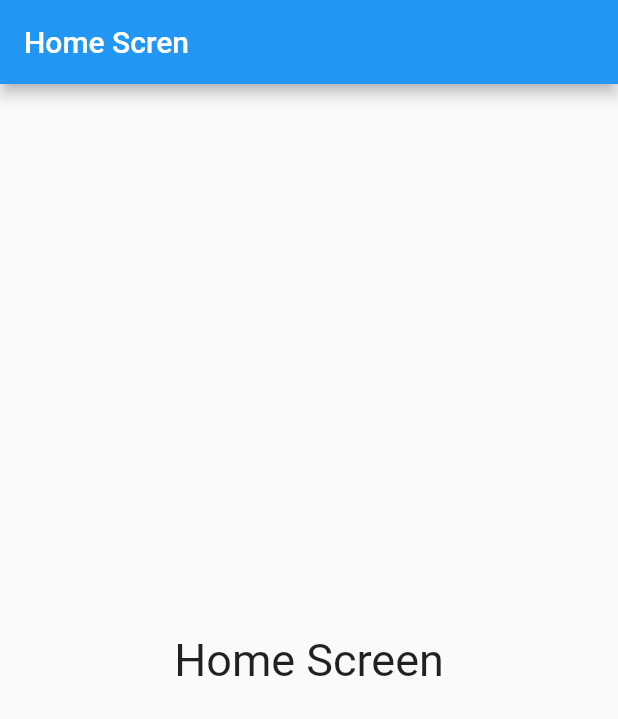
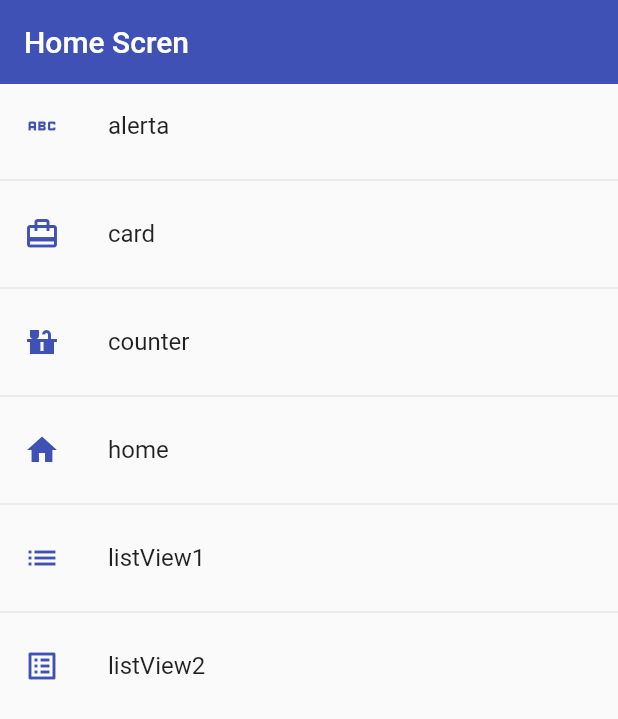
Before and after one commit to nicoisz/fluttereando, a Flutter app: the screen it shows after launch, on a phone screen of 412 x 824 dp. Shown: the top 719 px of the screen. Run offline on Flutter 3.47's test engine with Material 2 defaults, Android fonts, the phone set to English and light mode, and no system bars.

Commit message:
adding global theme

```diff
--- a/lib/main.dart
+++ b/lib/main.dart
@@ -2,6 +2,7 @@ import 'package:flutter/material.dart';
 import 'package:my_app/router/router.dart';
 
 import 'package:my_app/screens/screens.dart';
+import 'package:my_app/theme/app_theme.dart';
 
 void main() {
   runApp(const MyApp());
@@ -13,11 +14,11 @@ class MyApp extends StatelessWidget {
   @override
   Widget build(BuildContext context) {
     return MaterialApp(
-      debugShowCheckedModeBanner: false,
-      // home: const Listview2Screen(),
-      initialRoute: 'home',
-      routes: AppRoutes.routes,
-      onGenerateRoute: AppRoutes.onGenerateRoute,
-    );
+        debugShowCheckedModeBanner: false,
+        // home: const Listview2Screen(),
+        initialRoute: 'home',
+        routes: AppRoutes.routes,
+        onGenerateRoute: AppRoutes.onGenerateRoute,
+        theme: AppTheme.lighTheme);
   }
 }
--- a/lib/models/menu_option.dart
+++ b/lib/models/menu_option.dart
@@ -0,0 +1,14 @@
+import 'package:flutter/material.dart' show IconData, Widget;
+
+class MenuOptions {
+  final String route;
+  final IconData icon;
+  final String name;
+  final Widget screen;
+
+  MenuOptions(
+      {required this.route,
+      required this.icon,
+      required this.name,
+      required this.screen});
+}
--- a/lib/models/models.dart
+++ b/lib/models/models.dart
@@ -0,0 +1 @@
+export 'package:my_app/models/menu_option.dart';
--- a/lib/router/router.dart
+++ b/lib/router/router.dart
@@ -1,14 +1,55 @@
 import 'package:flutter/material.dart';
+import 'package:my_app/models/models.dart';
 import 'package:my_app/screens/screens.dart';
 
 class AppRoutes {
   static const initialRoute = 'Home';
 
+  static final menuOptions = <MenuOptions>[
+    MenuOptions(
+        route: 'alerta',
+        icon: Icons.abc,
+        name: 'alerta',
+        screen: const Alertscreen()),
+    MenuOptions(
+        route: 'card',
+        icon: Icons.card_travel,
+        name: 'card',
+        screen: const CardScreen()),
+    MenuOptions(
+        route: 'counter',
+        icon: Icons.countertops,
+        name: 'counter',
+        screen: const CounterScreen()),
+    MenuOptions(
+        route: 'home', icon: Icons.home, name: 'home', screen: HomeScreen()),
+    MenuOptions(
+        route: 'listView1',
+        icon: Icons.list,
+        name: 'listView1',
+        screen: const Listview1Screen()),
+    MenuOptions(
+        route: 'listView2',
+        icon: Icons.list_alt,
+        name: 'listView2',
+        screen: const Listview2Screen())
+  ];
+
+  static Map<String, Widget Function(BuildContext)> getAppRoutes() {
+    Map<String, Widget Function(BuildContext)> appRoutes = {};
+
+    for (var option in menuOptions) {
+      appRoutes.addAll({option.name: (BuildContext context) => option.screen});
+    }
+
+    return appRoutes;
+  }
+
   static Map<String, Widget Function(BuildContext)> routes = {
     'alerta': (BuildContext context) => const Alertscreen(),
     'card': (BuildContext context) => const CardScreen(),
     'counter': (BuildContext context) => const CounterScreen(),
-    'home': (BuildContext context) => const HomeScreen(),
+    'home': (BuildContext context) => HomeScreen(),
     'listView1': (BuildContext context) => const Listview1Screen(),
     'listView2': (BuildContext context) => const Listview2Screen()
   };
--- a/lib/screens/counter_screen.dart
+++ b/lib/screens/counter_screen.dart
@@ -34,7 +34,6 @@ class _CounterScreenState extends State<CounterScreen> {
     return Scaffold(
       appBar: AppBar(
         title: const Text("counter screen"),
-        elevation: 1.0,
       ),
       body: Center(
         child: Column(
@@ -74,16 +73,19 @@ class CustomFloatingActions extends StatelessWidget {
       crossAxisAlignment: CrossAxisAlignment.end,
       children: [
         FloatingActionButton(
+          heroTag: "btn1",
           onPressed: () => increaseFn(),
           tooltip: 'Increment Counter',
           child: const Icon(Icons.add),
         ),
         FloatingActionButton(
+          heroTag: "btn2",
           onPressed: () => decreaseFn(),
           tooltip: 'Increment Counter',
           child: const Icon(Icons.exposure_minus_1),
         ),
         FloatingActionButton(
+          heroTag: "btn3",
           onPressed: () => restartFn(),
           tooltip: 'Increment Counter',
           child: const Icon(Icons.tv),
--- a/lib/screens/home_screen.dart
+++ b/lib/screens/home_screen.dart
@@ -1,4 +1,7 @@
 import 'package:flutter/material.dart';
+import 'package:my_app/models/menu_option.dart';
+import 'package:my_app/router/router.dart';
+import 'package:my_app/theme/app_theme.dart';
 
 class HomeScreen extends StatelessWidget {
   const HomeScreen({super.key});
@@ -6,13 +9,25 @@ class HomeScreen extends StatelessWidget {
   //int _count = 0;
   @override
   Widget build(BuildContext context) {
-    TextStyle fontSize30 = const TextStyle(fontSize: 30);
+    final menuOptions = AppRoutes.menuOptions;
 
     return Scaffold(
       appBar: AppBar(
         title: const Text("Home Scren"),
       ),
-      body: Center(child: Text("Home Screen", style: fontSize30)),
+      body: ListView.separated(
+          itemBuilder: (context, i) => ListTile(
+                leading: Icon(
+                  menuOptions[i].icon,
+                  color: AppTheme.primary,
+                ),
+                title: Text(menuOptions[i].name),
+                onTap: () {
+                  Navigator.pushNamed(context, menuOptions[i].route);
+                },
+              ),
+          separatorBuilder: (_, __) => const Divider(),
+          itemCount: menuOptions.length),
     );
   }
 }
--- /dev/null
+++ b/lib/theme/app_theme.dart
@@ -0,0 +1,14 @@
+import 'package:flutter/material.dart';
+
+class AppTheme {
+  static const Color primary = Colors.indigo;
+
+  static final ThemeData lighTheme = ThemeData.light().copyWith(
+      primaryColor: primary,
+      appBarTheme: const AppBarTheme(
+        color: Colors.indigo,
+        elevation: 0,
+      ),
+      textButtonTheme: TextButtonThemeData(
+          style: TextButton.styleFrom(foregroundColor: primary)));
+}
--- /dev/null
+++ b/lib/widgets/widgets.dart
@@ -0,0 +1 @@
+export 'package:my_app/widgets/custom_card_type_1.dart';
```
Also changed, not shown: lib/screens/alert_screen.dart (+5 -2 lines), lib/screens/card_screen.dart (+9 -3 lines), lib/widgets/custom_card_type_1.dart (added, +39 -0 lines).
